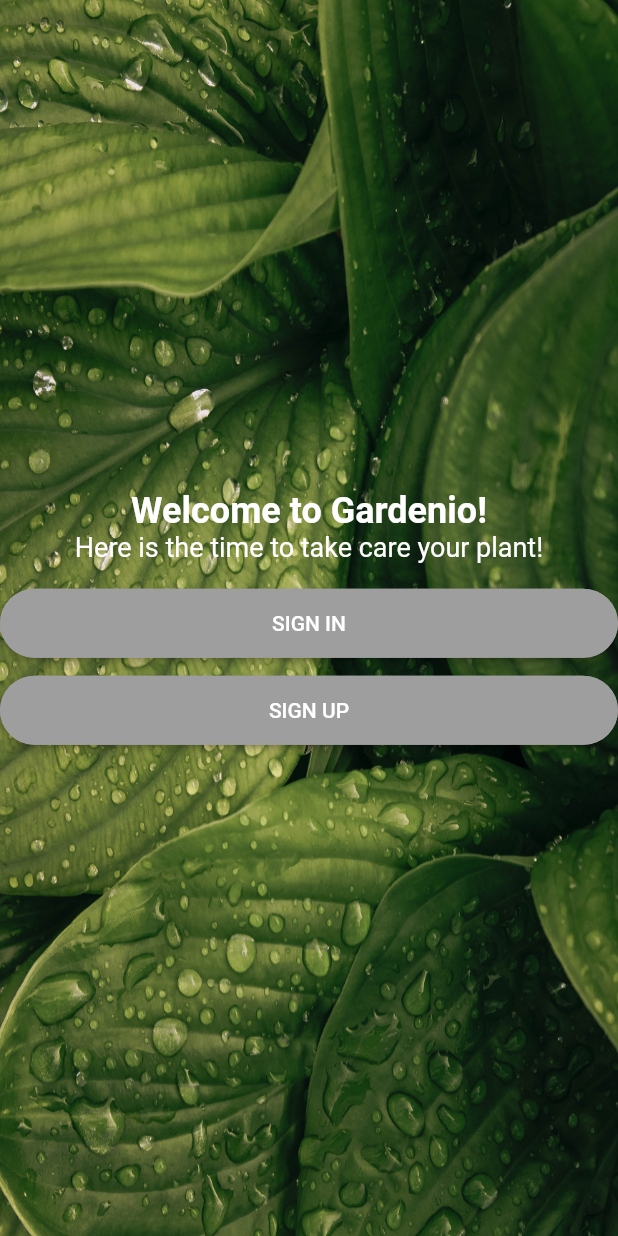
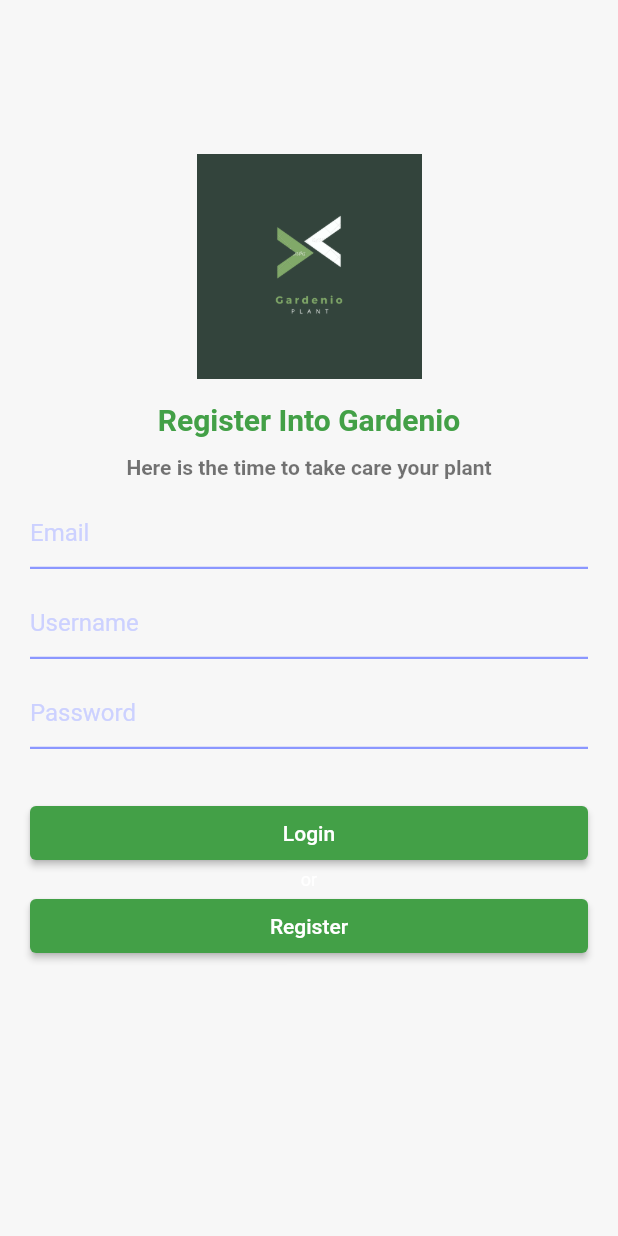
Before and after one commit to fizabells22/gardenio_tubes, a Flutter app: the screen it shows after launch, on a phone screen of 412 x 824 dp. Run offline on Flutter 3.47's test engine with Material 2 defaults, Android fonts, the phone set to English and light mode, and no system bars; our stand-ins replace flutter_local_notifications, flutter_svg, sqflite, timezone; accounts and stored records are empty; Roboto replaces fonts that are missing (Poppins).

Commit message:
fixxing loginregister

```diff
--- a/lib/constants.dart
+++ b/lib/constants.dart
@@ -1,6 +1,6 @@
 import 'package:flutter/material.dart';
 
-const kPrimaryColor = Color.fromARGB(249, 249, 249, 249);
+const kPrimaryColor = Color.fromARGB(255, 247, 247, 247);
 const primaryDarkColor = Color(0xff607Cbf);
 const underlineTextField = Color(0xff8b97ff);
 const hintColor = Color(0xffccd1ff);
--- a/lib/main.dart
+++ b/lib/main.dart
@@ -2,6 +2,7 @@
 import 'package:gardenio_tubes/pages/login_page.dart';
 import 'package:gardenio_tubes/pages/first_screen.dart';
 import 'package:gardenio_tubes/pages/home_page.dart';
+import 'package:gardenio_tubes/pages/register_page.dart';
 
 Future<void> main() async {
   WidgetsFlutterBinding.ensureInitialized();
@@ -20,7 +21,7 @@
       theme: ThemeData(
         primarySwatch: Colors.blue,
       ),
-      home: FirstScreen(),
+      home: RegisterPage(),
     );
   }
 }
--- a/lib/pages/register_page.dart
+++ b/lib/pages/register_page.dart
@@ -1,5 +1,8 @@
 import 'package:flutter/material.dart';
 import 'package:gardenio_tubes/constants.dart';
+import 'package:gardenio_tubes/pages/login_page.dart';
+
+import 'home_page.dart';
 
 class RegisterPage extends StatefulWidget {
   static const routeName = "/RegisterPage";
@@ -21,7 +24,7 @@ class _RegisterPageState extends State<RegisterPage> {
               child: Column(
                 mainAxisAlignment: MainAxisAlignment.center,
                 children: <Widget>[
-                  SizedBox(height: size.height * 0.15),
+                  SizedBox(height: size.height * 0.1),
                   _iconRegistrasi(),
                   _titleDescription(),
                   _textField(),
@@ -37,12 +40,11 @@ class _RegisterPageState extends State<RegisterPage> {
 }
 
 Widget _iconRegistrasi() {
-  // return Image.asset(
-  //   "assets/icons/plant.svg",
-  //   width: 150.0,
-  //   height: 150.0,
-  // );
-  return Container();
+  return Image.asset(
+    "assets/images/green.png",
+    height: 150.0,
+    width: 150.0,
+  );
 }
 
 Widget _titleDescription() {
@@ -52,11 +54,25 @@ Widget _titleDescription() {
         padding: EdgeInsets.only(top: 16.0),
       ),
       Text(
-        "Registrasi",
+        "Register Into Gardenio",
         style: TextStyle(
-          color: Colors.black,
-          fontSize: 16.0,
+            color: Colors.green.shade600,
+            fontSize: 20,
+            fontFamily: 'Poppins',
+            fontWeight: FontWeight.w700),
       ),
+      Padding(
+        padding: EdgeInsets.only(top: 12.0),
+      ),
+      Text(
+        "Here is the time to take care your plant",
+        style: TextStyle(
+          fontSize: 14.0,
+          color: Colors.black54,
+          fontFamily: 'Poppins',
+          fontWeight: FontWeight.w600,
+        ),
+        textAlign: TextAlign.center,
       ),
     ],
   );
@@ -83,10 +99,10 @@ Widget _textField() {
               width: 3.0,
             ),
           ),
-          hintText: "Username",
-          hintStyle: TextStyle(color: Colors.white),
+          hintText: "Email",
+          hintStyle: TextStyle(color: hintColor),
         ),
-        style: TextStyle(color: Colors.black),
+        style: TextStyle(color: Colors.black, fontFamily: 'Poppins'),
         autofocus: false,
       ),
       Padding(
@@ -98,7 +114,7 @@ Widget _textField() {
           enabledBorder: UnderlineInputBorder(
             borderSide: BorderSide(
               color: underlineTextField,
-              width: 3.0,
+              width: 1.5,
             ),
           ),
           focusedBorder: UnderlineInputBorder(
@@ -107,10 +123,34 @@ Widget _textField() {
               width: 3.0,
             ),
           ),
-          hintText: "Passwrod",
+          hintText: "Username",
           hintStyle: TextStyle(color: hintColor),
         ),
-        style: TextStyle(color: Colors.black),
+        style: TextStyle(color: Colors.black, fontFamily: 'Poppins'),
+        autofocus: false,
+      ),
+      Padding(
+        padding: EdgeInsets.only(top: 12.0),
+      ),
+      TextFormField(
+        decoration: const InputDecoration(
+          border: UnderlineInputBorder(),
+          enabledBorder: UnderlineInputBorder(
+            borderSide: BorderSide(
+              color: underlineTextField,
+              width: 1.5,
+            ),
+          ),
+          focusedBorder: UnderlineInputBorder(
+            borderSide: BorderSide(
+              color: Colors.white,
+              width: 3.0,
+            ),
+          ),
+          hintText: "Password",
+          hintStyle: TextStyle(color: hintColor),
+        ),
+        style: TextStyle(color: Colors.black, fontFamily: 'Poppins'),
         obscureText: true,
         autofocus: false,
       ),
@@ -122,42 +162,67 @@ Widget _buildButton(BuildContext context) {
   return Column(
     children: <Widget>[
       Padding(
-        padding: EdgeInsets.only(top: 16.0),
+        padding: EdgeInsets.only(top: 16.0, bottom: 16),
       ),
-      InkWell(
+      Container(
+        width: double.infinity,
+        child: ElevatedButton(
+          style: ButtonStyle(
+            backgroundColor:
+                MaterialStateProperty.all<Color>(Colors.green.shade600),
+          ),
           child: Container(
-          padding: EdgeInsets.symmetric(vertical: 8.0),
-          width: double.infinity,
+            padding: EdgeInsets.all(10),
             child: Text(
-            'Registrasi',
-            style: TextStyle(color: Colors.black),
-            textAlign: TextAlign.center,
-          ),
-          decoration: BoxDecoration(
+              'Login',
+              style: TextStyle(
+                  fontSize: 14,
                   color: Colors.white,
-            borderRadius: BorderRadius.circular(30.0),
+                  fontFamily: 'Poppins',
+                  fontWeight: FontWeight.w500),
             ),
           ),
+          onPressed: () {
+            Navigator.push(
+              context,
+              MaterialPageRoute(builder: (context) => LoginPage()),
+            );
+          },
         ),
-      Padding(
-        padding: EdgeInsets.only(top: 16.0),
       ),
       Text(
         'or',
         style: TextStyle(
-          color: Colors.black,
+          color: Colors.white,
           fontSize: 12.0,
         ),
       ),
-      FlatButton(
+      Container(
+        width: double.infinity,
+        child: ElevatedButton(
+          style: ButtonStyle(
+            backgroundColor:
+                MaterialStateProperty.all<Color>(Colors.green.shade600),
+          ),
+          child: Container(
+            padding: EdgeInsets.all(10),
             child: Text(
-          'Login',
-          style: TextStyle(color: Colors.black),
+              'Register',
+              style: TextStyle(
+                  fontSize: 14,
+                  color: Colors.white,
+                  fontFamily: 'Poppins',
+                  fontWeight: FontWeight.w500),
+            ),
           ),
           onPressed: () {
-          Navigator.pushNamed(context, "/");
+            Navigator.push(
+              context,
+              MaterialPageRoute(builder: (context) => HomeScreen()),
+            );
           },
-      )
+        ),
+      ),
     ],
   );
 }
--- a/pubspec.yaml
+++ b/pubspec.yaml
@@ -38,6 +38,8 @@ dependencies:
   timezone: ^0.5.9
   animated_text_kit: ^2.5.3
   animated_widgets: ^1.0.6
+  flutter_palette: ^1.1.0+1
+
 
 
   # The following adds the Cupertino Icons font to your application.
```
Also changed, not shown: lib/pages/login_page.dart (+46 -18 lines), assets/images/green.png (added), pubspec.lock. Lines whose indentation alone changed are shown as unchanged.
